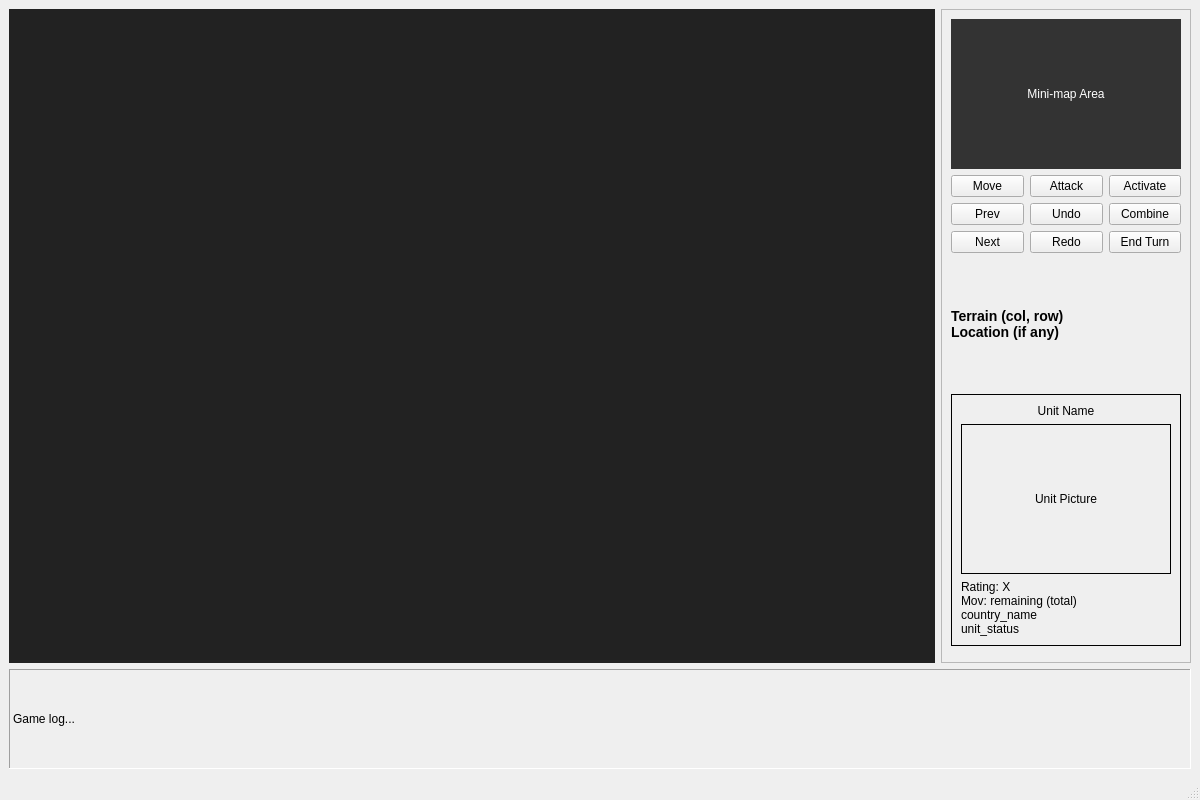
RedT0ny/Dragons-of-Glory, file ui/main_window.ui: the form before one commit.
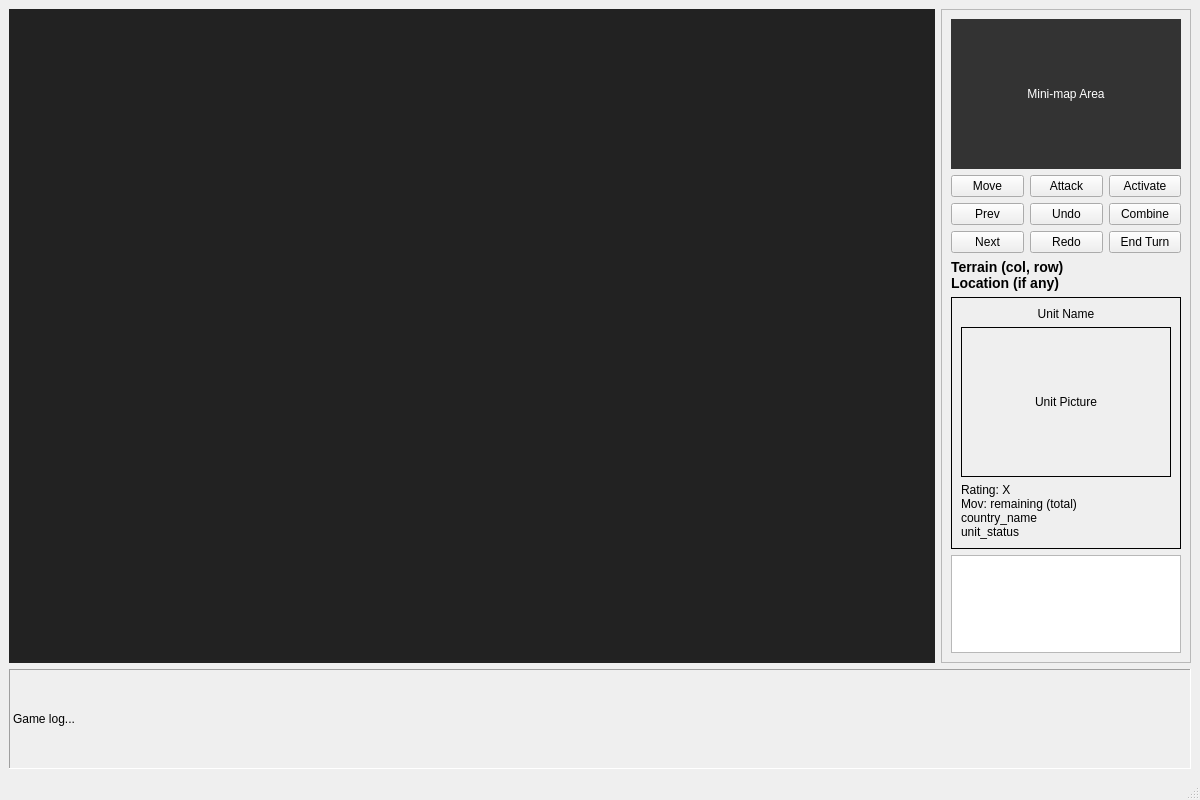
The form after the commit.

Patch:
```diff
--- a/ui/main_window.ui
+++ b/ui/main_window.ui
@@ -123,9 +123,20 @@
          </item>
          <item>
           <spacer name="verticalSpacer">
-           <property name="orientation"><enum>Qt::Vertical</enum></property>
+           <property name="orientation">
+            <enum>Qt::Orientation::Vertical</enum>
+           </property>
+           <property name="sizeHint" stdset="0">
+            <size>
+             <width>0</width>
+             <height>0</height>
+            </size>
+           </property>
           </spacer>
          </item>
+         <item>
+          <widget class="QTableView" name="tableView"/>
+         </item>
         </layout>
        </widget>
       </item>
```
Left out of the diff: 121 changed lines with no effect on the pictures.
